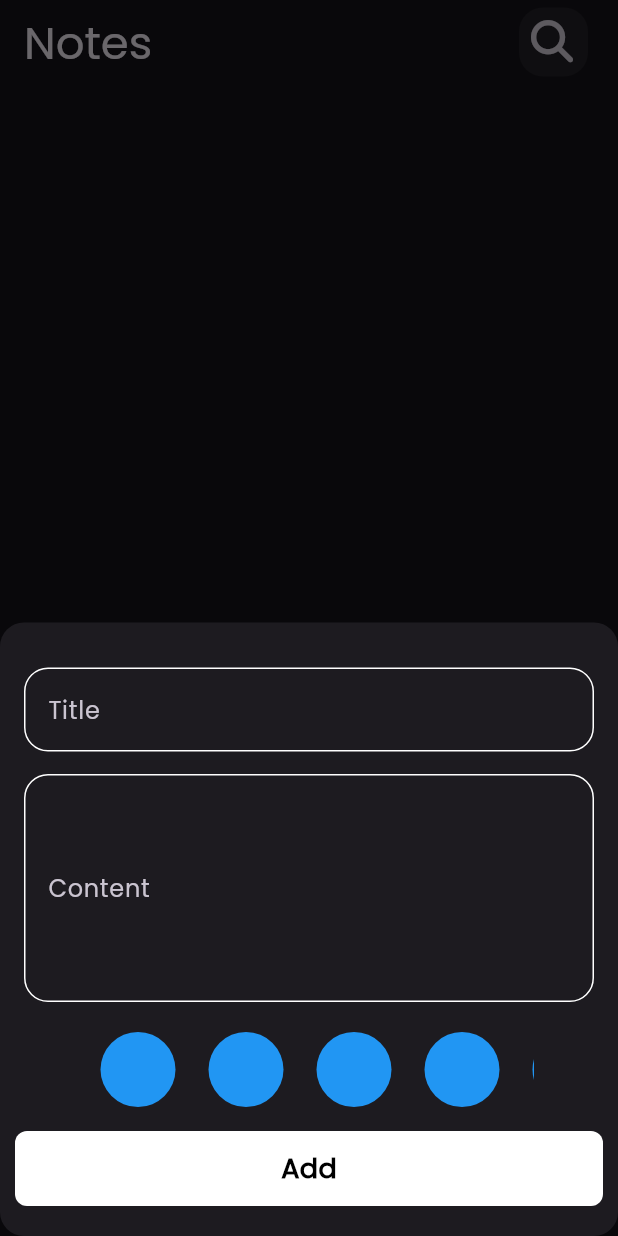
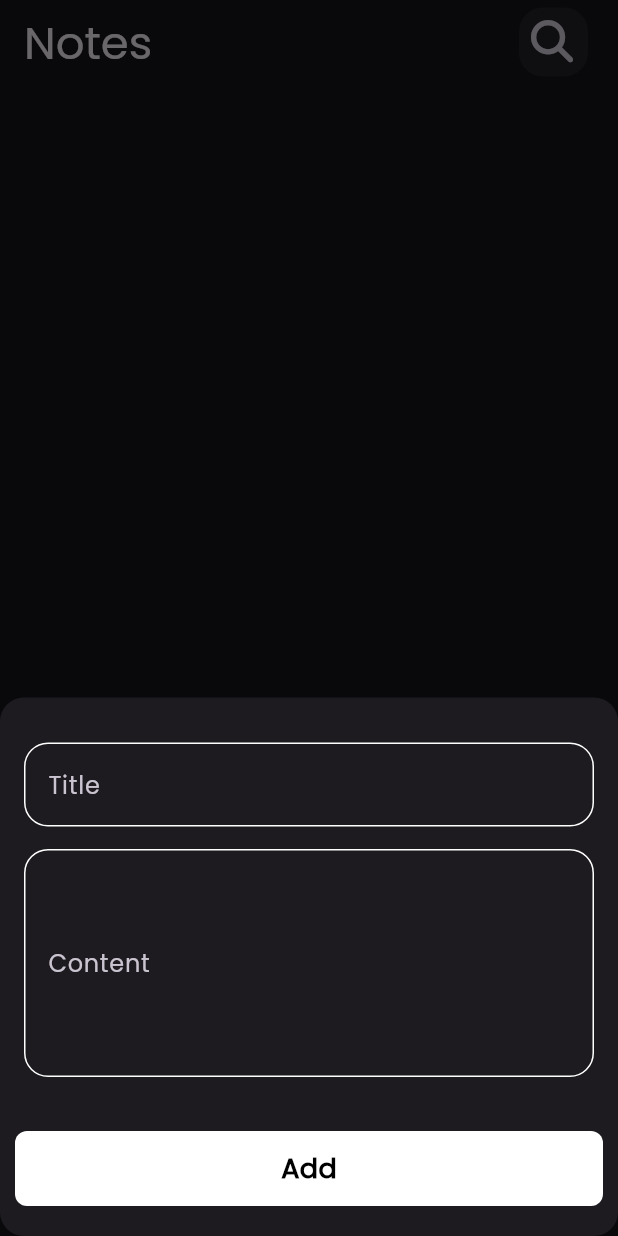
Before and after one commit to Tomas-Ashraf/notes_app, a Flutter app: the screen it shows after launch, after a tap on the "add" icon, on a phone screen of 412 x 824 dp. Run offline on Flutter 3.47's test engine with Material 3 defaults, Android fonts, the phone set to English and light mode, and no system bars; our stand-ins replace bloc, flutter_bloc, font_awesome_flutter, hexcolor, hive, hive_flutter; accounts and stored records are empty.

Commit message:
some changes

```diff
--- a/lib/main.dart
+++ b/lib/main.dart
@@ -1,22 +1,23 @@
 import 'package:flutter/material.dart';
 import 'package:flutter_bloc/flutter_bloc.dart';
+import 'package:hive/hive.dart';
+import 'package:hive_flutter/hive_flutter.dart';
 import 'package:notes_app/constants.dart';
 import 'package:notes_app/cubits/cubit/notes_cubit.dart';
 import 'package:notes_app/models/note_model.dart';
 import 'package:notes_app/simple_bloc_observer.dart';
 import 'package:notes_app/views/notes_view.dart';
-import 'package:hive_flutter/hive_flutter.dart';
 
 void main() async {
   Bloc.observer = SimpleBlocObserver();
   await Hive.initFlutter();
   Hive.registerAdapter(NoteModelAdapter());
   await Hive.openBox<NoteModel>(kNotesBox);
-  runApp(const NotesApp());
+  runApp( NotesApp());
 }
 
-class NotesApp extends StatelessWidget {
-  const NotesApp({super.key});
+ class NotesApp extends StatelessWidget {
+   NotesApp({super.key});
 
   // This widget is the root of your application.
   @override
@@ -32,3 +33,28 @@ class NotesApp extends StatelessWidget {
     );
   }
 }
+// void main() async {
+//   Bloc.observer = SimpleBlocObserver();
+//   await Hive.initFlutter();
+//   Hive.registerAdapter(NoteModelAdapter());
+//   await Hive.openBox<NoteModel>(kNotesBox);
+//   runApp(NotesApp());
+// }
+
+// class NotesApp extends StatelessWidget {
+//   NotesApp({super.key});
+
+//   // This widget is the root of your application.
+//   @override
+//   Widget build(BuildContext context) {
+//     return BlocProvider(
+//       create: (context) => NotesCubit(),
+//       child: MaterialApp(
+//         debugShowCheckedModeBanner: false,
+//         title: 'Notes App',
+//         theme: ThemeData(brightness: Brightness.dark, fontFamily: 'Poppins'),
+//         home: NotesView(),
+//       ),
+//     );
+//   }
+// }
--- a/lib/widgets/add_note_form.dart
+++ b/lib/widgets/add_note_form.dart
@@ -7,7 +7,6 @@ import 'package:intl/intl.dart';
 import 'package:notes_app/cubits/add_note_cubit/add_note_cubit.dart';
 import 'package:notes_app/cubits/add_note_cubit/add_notes_states.dart';
 import 'package:notes_app/models/note_model.dart';
-import 'package:notes_app/widgets/colors_list_view.dart';
 import 'package:notes_app/widgets/custom_button.dart';
 import 'package:notes_app/widgets/custom_text_field.dart';
 
@@ -54,7 +53,7 @@ class _AddNoteFormState extends State<AddNoteForm> {
               minLines: 5,
             ),
           ),
-          Container(width: 300, height: 50, child: ColorsListView()),
+          // Container(width: 300, height: 50, child: ColorsListView()),
           SizedBox(
             height: 16,
           ),
--- a/lib/widgets/colors_list_view.dart
+++ b/lib/widgets/colors_list_view.dart
@@ -1,27 +1,48 @@
-import 'package:flutter/material.dart';
+// import 'package:flutter/material.dart';
 
-class ColorsListView extends StatelessWidget {
-  const ColorsListView({super.key});
+// class ColorsListView extends StatelessWidget {
+//   const ColorsListView({
+//     super.key,
+//   });
 
-  @override
-  Widget build(BuildContext context) {
-    return ListView.builder(
-      itemCount: 10,
-      scrollDirection: Axis.horizontal,
-      itemBuilder: (context, index) {
-        return ColorItem();
-      },
-    );
-  }
-}
-class ColorItem extends StatelessWidget {
-  const ColorItem({super.key});
+//   @override
+//   Widget build(BuildContext context) {
+//     return ListView.builder(
+//       itemCount: 10,
+//       scrollDirection: Axis.horizontal,
+//       itemBuilder: (context, index) {
+//         return ColorItem(
+//           isActive: true,
+//         );
+//       },
+//     );
+//   }
+// }
 
-  @override
-  Widget build(BuildContext context) {
-    return const CircleAvatar(
-      radius: 36,
-      backgroundColor: Colors.blue,
-    );
-  }
-}
+// class ColorItem extends StatefulWidget {
+//   const ColorItem({super.key, required this.isActive});
+//   final bool isActive;
+
+//   @override
+//   State<ColorItem> createState() => _ColorItemState();
+// }
+
+// class _ColorItemState extends State<ColorItem> {
+//   @override
+//   Widget build(BuildContext context) {
+//     return
+//      widget.isActive
+//         ? CircleAvatar(
+//             backgroundColor: Colors.white,
+//             radius: 38,
+//             child: CircleAvatar(
+//               radius: 45,
+//               backgroundColor: Colors.blue,
+//             ),
+//           )
+//         : CircleAvatar(
+//             radius: 36,
+//             backgroundColor: Colors.blue,
+//           );
+//   }
+// }
```
Also changed, not shown: pubspec.lock, 1 other file.
